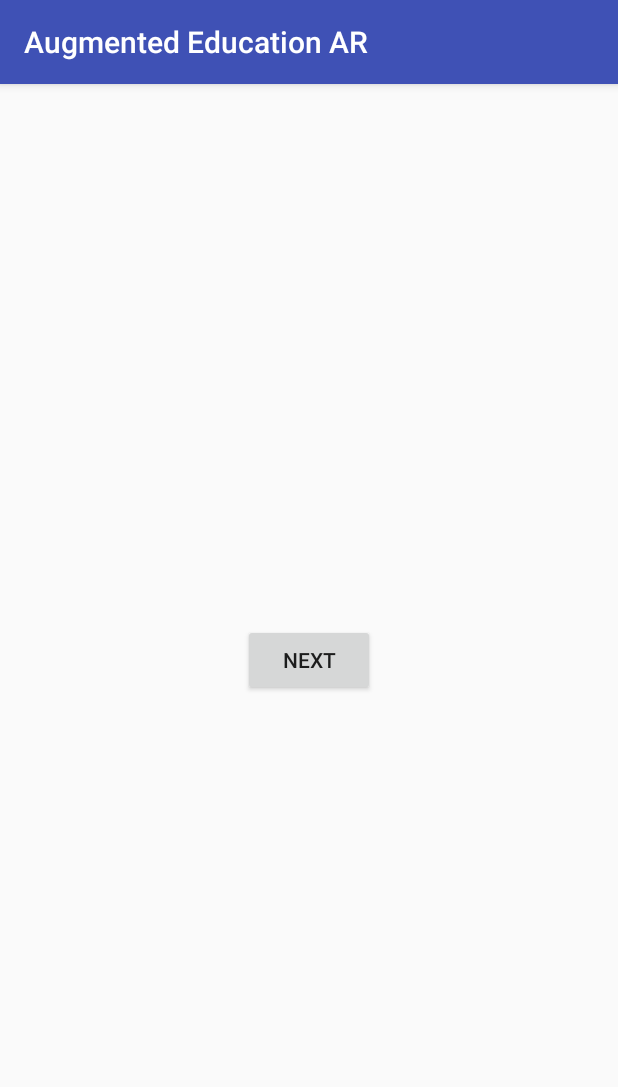
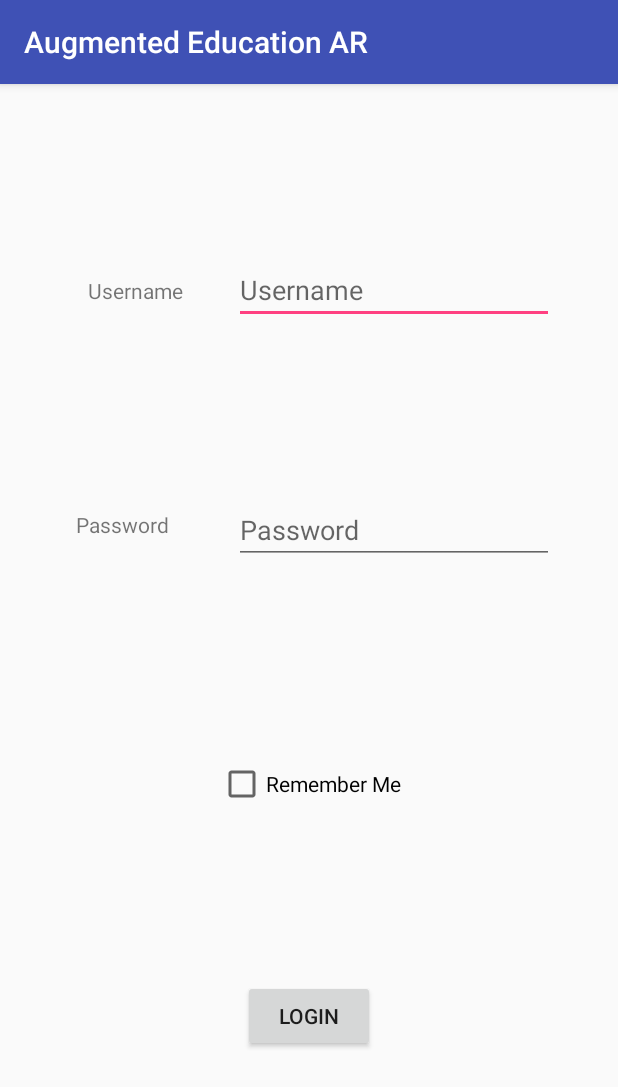
Before and after one commit to SDSMT-CSC/AugmentedEducation, an Android app: the screen it shows after launch (MainActivity), on a phone screen of 412 x 824 dp. Shown: the top 1087 px of the screen. Run offline under Robolectric (Android 15) with nearby library versions, the phone set to English and light mode, and no system bars.

Commit message:
Changed the main activity to be the login screen.  Added a home activity.

```diff
--- a/Mobile/AugmentedEducationAR/app/src/main/AndroidManifest.xml
+++ b/Mobile/AugmentedEducationAR/app/src/main/AndroidManifest.xml
@@ -17,6 +17,7 @@
             </intent-filter>
         </activity>
         <activity android:name=".ARActivity"></activity>
+        <activity android:name=".HomeActivity"></activity>
     </application>
 
 </manifest>
--- /dev/null
+++ b/Mobile/AugmentedEducationAR/app/src/main/java/com/augmentededucation/ar/augmentededucationar/HomeActivity.java
@@ -0,0 +1,14 @@
+package com.augmentededucation.ar.augmentededucationar;
+
+import android.os.Bundle;
+import android.support.v7.app.AppCompatActivity;
+
+
+public class HomeActivity extends AppCompatActivity
+{
+	@Override
+	protected void onCreate(Bundle savedInstanceState) {
+		super.onCreate(savedInstanceState);
+		setContentView(R.layout.activity_home);
+	}
+}
--- a/Mobile/AugmentedEducationAR/app/src/main/java/com/augmentededucation/ar/augmentededucationar/MainActivity.java
+++ b/Mobile/AugmentedEducationAR/app/src/main/java/com/augmentededucation/ar/augmentededucationar/MainActivity.java
@@ -14,7 +14,7 @@ public class MainActivity extends AppCompatActivity {
     }
 
     public void onNext(View v) {
-        Intent intent = new Intent(this, ARActivity.class);
+        Intent intent = new Intent(this, HomeActivity.class);
         startActivity(intent);
         finish();
     }
--- /dev/null
+++ b/Mobile/AugmentedEducationAR/app/src/main/res/layout/activity_home.xml
@@ -0,0 +1,7 @@
+<?xml version="1.0" encoding="utf-8"?>
+<android.support.constraint.ConstraintLayout
+    xmlns:android="http://schemas.android.com/apk/res/android"
+    android:layout_width="match_parent"
+    android:layout_height="match_parent">
+
+</android.support.constraint.ConstraintLayout>
--- a/Mobile/AugmentedEducationAR/app/src/main/res/layout/activity_main.xml
+++ b/Mobile/AugmentedEducationAR/app/src/main/res/layout/activity_main.xml
@@ -1,10 +1,10 @@
 <?xml version="1.0" encoding="utf-8"?>
 <android.support.constraint.ConstraintLayout xmlns:android="http://schemas.android.com/apk/res/android"
-    xmlns:app="http://schemas.android.com/apk/res-auto"
-    xmlns:tools="http://schemas.android.com/tools"
-    android:layout_width="match_parent"
-    android:layout_height="match_parent"
-    tools:context="com.augmentededucation.ar.augmentededucationar.MainActivity">
+                                             xmlns:app="http://schemas.android.com/apk/res-auto"
+                                             xmlns:tools="http://schemas.android.com/tools"
+                                             android:layout_width="match_parent"
+                                             android:layout_height="match_parent"
+                                             tools:context="com.augmentededucation.ar.augmentededucationar.MainActivity">
 
 
     <Button
@@ -14,11 +14,74 @@
         android:layout_marginBottom="8dp"
         android:layout_marginEnd="8dp"
         android:layout_marginStart="8dp"
-        android:layout_marginTop="8dp"
         android:onClick="onNext"
-        android:text="Next"
+        android:text="@string/login"
         app:layout_constraintBottom_toBottomOf="parent"
         app:layout_constraintEnd_toEndOf="parent"
+        app:layout_constraintHorizontal_bias="0.5"
         app:layout_constraintStart_toStartOf="parent"
-        app:layout_constraintTop_toTopOf="parent" />
+        app:layout_constraintTop_toBottomOf="@+id/rememberMeBox"/>
+
+    <EditText
+        android:id="@+id/usernameInput"
+        android:layout_width="wrap_content"
+        android:layout_height="wrap_content"
+        android:ems="10"
+        android:hint="@string/username"
+        android:inputType="textPersonName"
+        app:layout_constraintBottom_toTopOf="@+id/passwordInput"
+        app:layout_constraintStart_toStartOf="@+id/passwordInput"
+        app:layout_constraintTop_toTopOf="parent"/>
+
+    <TextView
+        android:id="@+id/textView"
+        android:layout_width="wrap_content"
+        android:layout_height="wrap_content"
+        android:layout_marginBottom="8dp"
+        android:layout_marginStart="8dp"
+        android:layout_marginTop="8dp"
+        android:text="@string/username"
+        app:layout_constraintBottom_toBottomOf="@+id/usernameInput"
+        app:layout_constraintStart_toStartOf="@+id/textView2"
+        app:layout_constraintTop_toTopOf="@+id/usernameInput"/>
+
+    <EditText
+        android:id="@+id/passwordInput"
+        android:layout_width="wrap_content"
+        android:layout_height="wrap_content"
+        android:layout_marginBottom="16dp"
+        android:ems="10"
+        android:hint="@string/password"
+        android:inputType="textPassword"
+        app:layout_constraintBottom_toTopOf="@+id/rememberMeBox"
+        app:layout_constraintEnd_toEndOf="parent"
+        app:layout_constraintHorizontal_bias="0.5"
+        app:layout_constraintStart_toEndOf="@+id/textView2"
+        app:layout_constraintTop_toBottomOf="@+id/usernameInput"/>
+
+    <TextView
+        android:id="@+id/textView2"
+        android:layout_width="wrap_content"
+        android:layout_height="wrap_content"
+        android:layout_marginBottom="8dp"
+        android:layout_marginStart="8dp"
+        android:text="@string/password"
+        app:layout_constraintBottom_toBottomOf="@+id/passwordInput"
+        app:layout_constraintEnd_toStartOf="@+id/passwordInput"
+        app:layout_constraintHorizontal_bias="0.5"
+        app:layout_constraintStart_toStartOf="parent"
+        app:layout_constraintTop_toTopOf="@+id/passwordInput"/>
+
+    <CheckBox
+        android:id="@+id/rememberMeBox"
+        android:layout_width="wrap_content"
+        android:layout_height="wrap_content"
+        android:layout_marginEnd="8dp"
+        android:layout_marginStart="8dp"
+        android:text="@string/rememberme"
+        app:layout_constraintBottom_toTopOf="@+id/button3"
+        app:layout_constraintEnd_toEndOf="parent"
+        app:layout_constraintHorizontal_bias="0.5"
+        app:layout_constraintStart_toStartOf="parent"
+        app:layout_constraintTop_toBottomOf="@+id/passwordInput"/>
 </android.support.constraint.ConstraintLayout>
--- a/Mobile/AugmentedEducationAR/app/src/main/res/values/strings.xml
+++ b/Mobile/AugmentedEducationAR/app/src/main/res/values/strings.xml
@@ -1,3 +1,7 @@
 <resources>
     <string name="app_name">Augmented Education AR</string>
+    <string name="username">Username</string>
+    <string name="password">Password</string>
+    <string name="rememberme">Remember Me</string>
+    <string name="login">Login</string>
 </resources>
```
